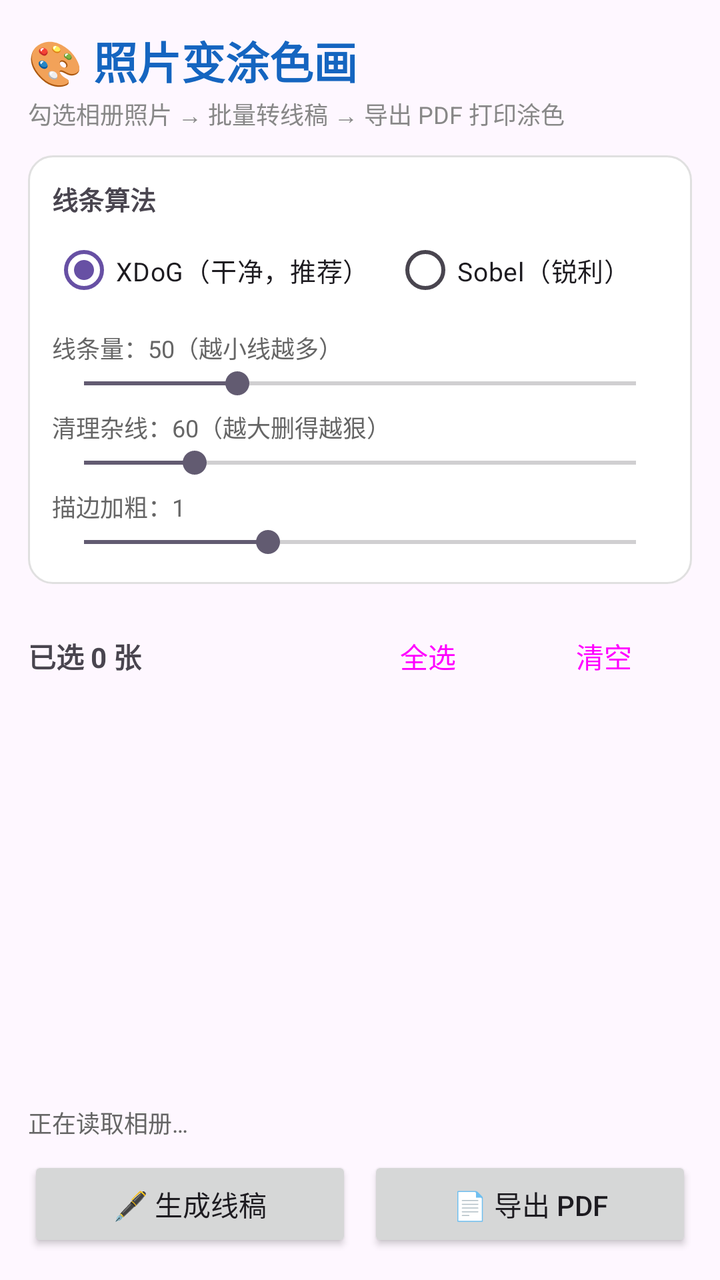
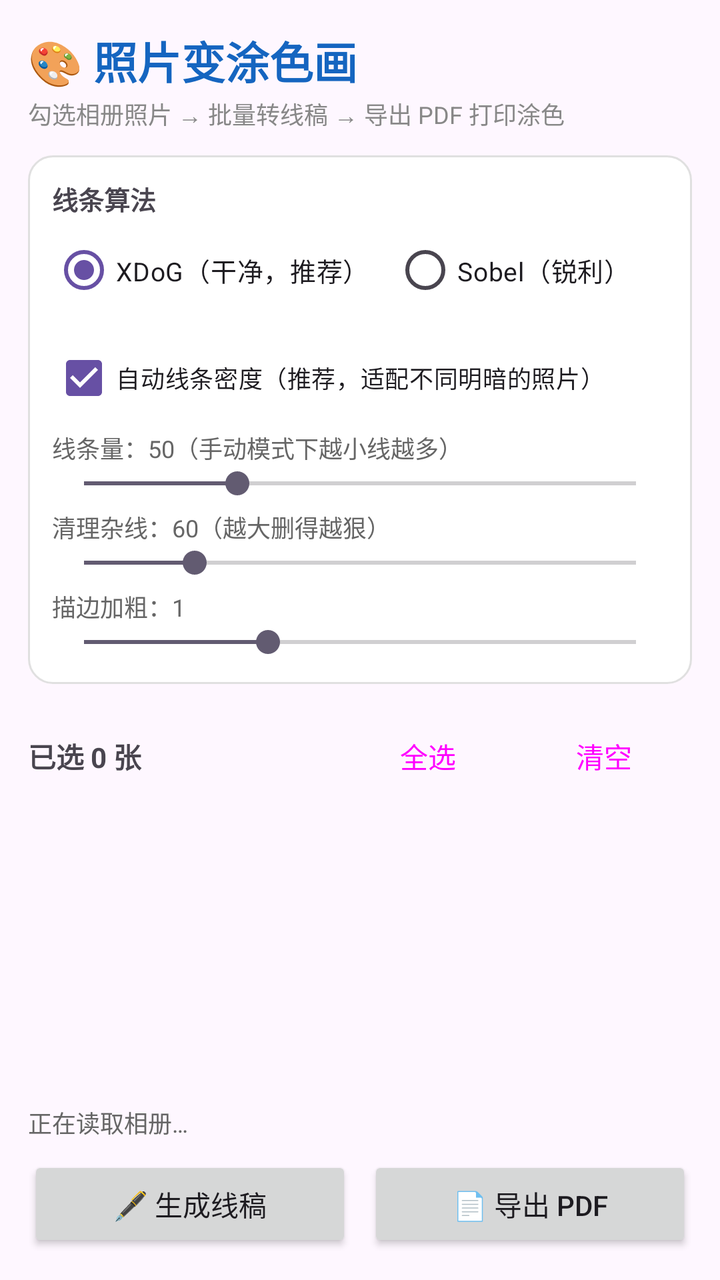

Two renders of the same Android screen: before a commit and after it. Below are the layout's source before the change and the commit's diff.
<!-- AndroidManifest.xml: application theme Theme.Migratable -->
<!-- res/layout/activity_coloring.xml -->
<?xml version="1.0" encoding="utf-8"?>
<LinearLayout xmlns:android="http://schemas.android.com/apk/res/android"
    android:orientation="vertical"
    android:padding="14dp"
    android:layout_width="match_parent"
    android:layout_height="match_parent">

    <TextView
        android:text="🎨 照片变涂色画"
        android:textSize="22sp"
        android:textStyle="bold"
        android:textColor="#1565C0"
        android:layout_width="wrap_content"
        android:layout_height="wrap_content" />

    <TextView
        android:text="勾选相册照片 → 批量转线稿 → 导出 PDF 打印涂色"
        android:textSize="12sp"
        android:textColor="#888888"
        android:layout_marginTop="2dp"
        android:layout_width="match_parent"
        android:layout_height="wrap_content" />

    
    <LinearLayout
        android:background="@drawable/bg_card"
        android:orientation="vertical"
        android:padding="12dp"
        android:layout_marginTop="12dp"
        android:layout_width="match_parent"
        android:layout_height="wrap_content">

        <TextView
            android:text="线条算法"
            android:textSize="13sp"
            android:textStyle="bold"
            android:layout_width="wrap_content"
            android:layout_height="wrap_content" />

        <RadioGroup
            android:id="@+id/radio_mode"
            android:orientation="horizontal"
            android:layout_marginTop="2dp"
            android:layout_width="match_parent"
            android:layout_height="wrap_content">

            <RadioButton
                android:id="@+id/radio_xdog"
                android:text="XDoG（干净，推荐）"
                android:checked="true"
                android:textSize="13sp"
                android:layout_width="wrap_content"
                android:layout_height="wrap_content" />

            <RadioButton
                android:id="@+id/radio_sobel"
                android:text="Sobel（锐利）"
                android:textSize="13sp"
                android:layout_marginStart="12dp"
                android:layout_width="wrap_content"
                android:layout_height="wrap_content" />
        </RadioGroup>

        <TextView
            android:id="@+id/text_threshold"
            android:text="线条量：50（越小线越多）"
            android:textSize="12sp"
            android:textColor="#666666"
            android:layout_marginTop="6dp"
            android:layout_width="match_parent"
            android:layout_height="wrap_content" />

        <SeekBar
            android:id="@+id/seek_threshold"
            android:max="180"
            android:progress="50"
            android:layout_width="match_parent"
            android:layout_height="wrap_content" />

        <TextView
            android:id="@+id/text_clean"
            android:text="清理杂线：60（越大删得越狠）"
            android:textSize="12sp"
            android:textColor="#666666"
            android:layout_marginTop="4dp"
            android:layout_width="match_parent"
            android:layout_height="wrap_content" />

        <SeekBar
            android:id="@+id/seek_clean"
            android:max="300"
            android:progress="60"
            android:layout_width="match_parent"
            android:layout_height="wrap_content" />

        <TextView
            android:id="@+id/text_thicken"
            android:text="描边加粗：1"
            android:textSize="12sp"
            android:textColor="#666666"
            android:layout_marginTop="4dp"
            android:layout_width="match_parent"
            android:layout_height="wrap_content" />

        <SeekBar
            android:id="@+id/seek_thicken"
            android:max="3"
            android:progress="1"
            android:layout_width="match_parent"
            android:layout_height="wrap_content" />
    </LinearLayout>

    
    <LinearLayout
        android:orientation="horizontal"
        android:gravity="center_vertical"
        android:layout_marginTop="12dp"
        android:layout_width="match_parent"
        android:layout_height="wrap_content">

        <TextView
            android:id="@+id/text_selection"
            android:text="已选 0 张"
            android:textSize="14sp"
            android:textStyle="bold"
            android:layout_width="0dp"
            android:layout_weight="1"
            android:layout_height="wrap_content" />

        <Button
            android:id="@+id/btn_select_all"
            style="?attr/borderlessButtonStyle"
            android:text="全选"
            android:layout_width="wrap_content"
            android:layout_height="wrap_content" />

        <Button
            android:id="@+id/btn_clear_sel"
            style="?attr/borderlessButtonStyle"
            android:text="清空"
            android:layout_width="wrap_content"
            android:layout_height="wrap_content" />
    </LinearLayout>

    
    <androidx.recyclerview.widget.RecyclerView
        android:id="@+id/grid_photos"
        android:layout_marginTop="6dp"
        android:layout_width="match_parent"
        android:layout_height="0dp"
        android:layout_weight="1" />

    
    <ProgressBar
        android:id="@+id/progress"
        style="?android:attr/progressBarStyleHorizontal"
        android:visibility="gone"
        android:layout_marginTop="6dp"
        android:layout_width="match_parent"
        android:layout_height="wrap_content" />

    <TextView
        android:id="@+id/text_status"
        android:text="正在读取相册…"
        android:textSize="12sp"
        android:textColor="#666666"
        android:layout_marginTop="4dp"
        android:layout_width="match_parent"
        android:layout_height="wrap_content" />

    
    <LinearLayout
        android:orientation="horizontal"
        android:layout_marginTop="8dp"
        android:layout_width="match_parent"
        android:layout_height="wrap_content">

        <Button
            android:id="@+id/btn_generate"
            android:text="🖋 生成线稿"
            android:layout_width="0dp"
            android:layout_weight="1"
            android:layout_height="wrap_content" />

        <Button
            android:id="@+id/btn_export"
            android:text="📄 导出 PDF"
            android:layout_width="0dp"
            android:layout_weight="1"
            android:layout_marginStart="8dp"
            android:layout_height="wrap_content" />
    </LinearLayout>
</LinearLayout>
<!-- resources referenced by this layout -->
<resources>
  <!-- drawable bg_card (drawable) -->
  <?xml version="1.0" encoding="utf-8"?>
  <shape xmlns:android="http://schemas.android.com/apk/res/android">
      <solid android:color="#FFFFFF" />
      <stroke android:width="1dp" android:color="#E0E0E0" />
      <corners android:radius="12dp" />
  </shape>
  <style name="Theme.Migratable" parent="Theme.Material3.DayNight.NoActionBar">
          <item name="android:statusBarColor">?attr/colorPrimary</item>
      </style>
</resources>

<!-- the commit's change to res/layout/activity_coloring.xml (unified diff, before → after) -->
@@ -61,12 +61,21 @@
                 android:layout_height="wrap_content" />
         </RadioGroup>
 
+        <CheckBox
+            android:id="@+id/check_auto"
+            android:text="自动线条密度（推荐，适配不同明暗的照片）"
+            android:checked="true"
+            android:textSize="12sp"
+            android:layout_marginTop="6dp"
+            android:layout_width="match_parent"
+            android:layout_height="wrap_content" />
+
         <TextView
             android:id="@+id/text_threshold"
-            android:text="线条量：50（越小线越多）"
+            android:text="线条量：50（手动模式下越小线越多）"
             android:textSize="12sp"
             android:textColor="#666666"
-            android:layout_marginTop="6dp"
+            android:layout_marginTop="2dp"
             android:layout_width="match_parent"
             android:layout_height="wrap_content" />
 
